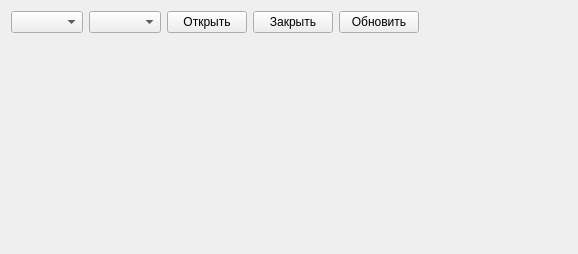
This is form.ui in alkyl1978/QTreader as Qt 5 draws it before an edit. The edited form follows.
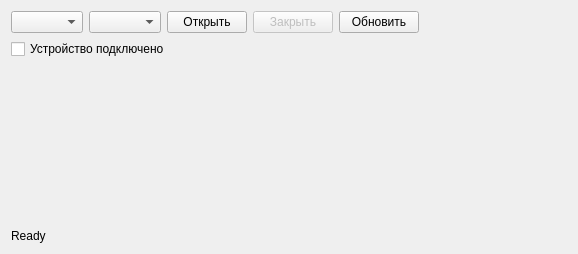
This is the edited form.

```diff
--- a/form.ui
+++ b/form.ui
@@ -31,6 +31,9 @@
      </item>
      <item>
       <widget class="QPushButton" name="BtnDisconect">
+       <property name="enabled">
+        <bool>false</bool>
+       </property>
        <property name="text">
         <string>Закрыть</string>
        </property>
@@ -59,6 +62,35 @@
     </layout>
    </item>
    <item>
+    <layout class="QHBoxLayout" name="horizontalLayout_2">
+     <item>
+      <widget class="QCheckBox" name="checkBox">
+       <property name="text">
+        <string>Устройство подключено</string>
+       </property>
+       <property name="checkable">
+        <bool>false</bool>
+       </property>
+      </widget>
+     </item>
+     <item>
+      <spacer name="horizontalSpacer_2">
+       <property name="orientation">
+        <enum>Qt::Horizontal</enum>
+       </property>
+       <property name="sizeHint" stdset="0">
+        <size>
+         <width>40</width>
+         <height>20</height>
+        </size>
+       </property>
+      </spacer>
+     </item>
+    </layout>
+   </item>
+   <item>
+    <layout class="QVBoxLayout" name="verticalLayout">
+     <item>
     <spacer name="verticalSpacer">
      <property name="orientation">
       <enum>Qt::Vertical</enum>
@@ -72,7 +104,13 @@
     </spacer>
    </item>
    <item>
-    <layout class="QVBoxLayout" name="verticalLayout"/>
+      <widget class="QLabel" name="label">
+       <property name="text">
+        <string>Ready</string>
+       </property>
+      </widget>
+     </item>
+    </layout>
    </item>
   </layout>
  </widget>
```
Left out of the diff: 3 changed lines with no effect on the pictures. Lines whose indentation alone changed are shown as unchanged.
